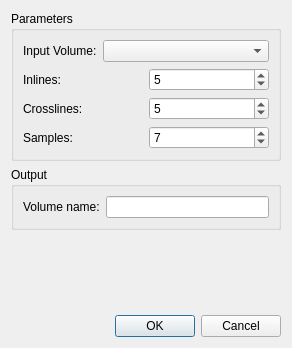
fsoos74/su, file ProzessUI/semblancevolumedialog.ui: the form before one commit.
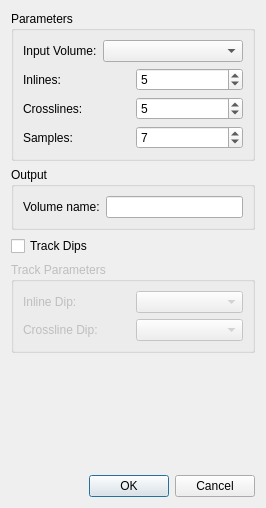
The form after the commit. Icons and pictures are not drawn.

```diff
--- a/ProzessUI/semblancevolumedialog.ui
+++ b/ProzessUI/semblancevolumedialog.ui
@@ -6,8 +6,8 @@
    <rect>
     <x>0</x>
     <y>0</y>
-    <width>292</width>
-    <height>348</height>
+    <width>266</width>
+    <height>508</height>
    </rect>
   </property>
   <property name="windowTitle">
@@ -136,6 +136,45 @@
      </layout>
     </widget>
    </item>
+   <item>
+    <widget class="QCheckBox" name="cbTrack">
+     <property name="text">
+      <string>Track Dips</string>
+     </property>
+    </widget>
+   </item>
+   <item>
+    <widget class="QGroupBox" name="gbTrack">
+     <property name="enabled">
+      <bool>false</bool>
+     </property>
+     <property name="title">
+      <string>Track Parameters</string>
+     </property>
+     <layout class="QGridLayout" name="gridLayout">
+      <item row="1" column="0">
+       <widget class="QLabel" name="label_5">
+        <property name="text">
+         <string>Crossline Dip:</string>
+        </property>
+       </widget>
+      </item>
+      <item row="1" column="1">
+       <widget class="QComboBox" name="cbXlDip"/>
+      </item>
+      <item row="0" column="0">
+       <widget class="QLabel" name="label_3">
+        <property name="text">
+         <string>Inline Dip:</string>
+        </property>
+       </widget>
+      </item>
+      <item row="0" column="1">
+       <widget class="QComboBox" name="cbIlDip"/>
+      </item>
+     </layout>
+    </widget>
+   </item>
    <item>
     <spacer name="verticalSpacer">
      <property name="orientation">
```
Left out of the diff: 18 changed lines with no effect on the pictures.
